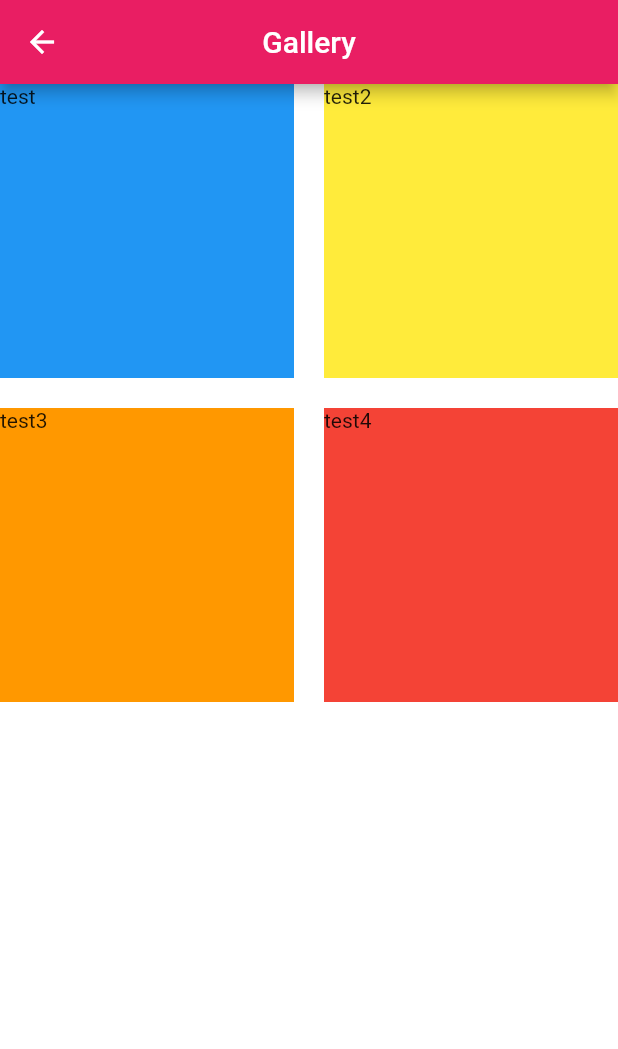
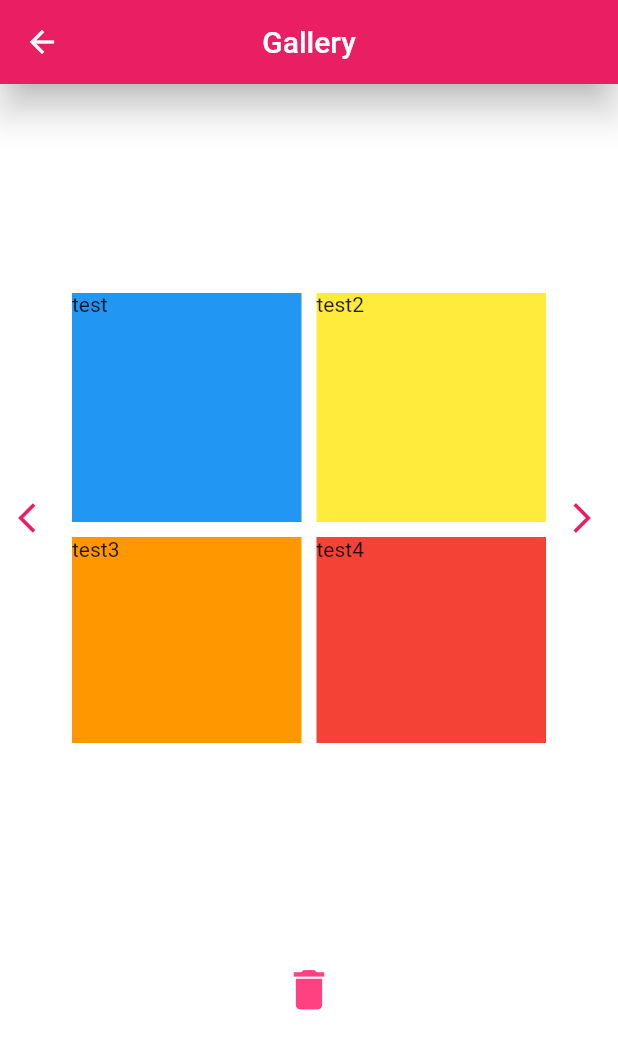
Before and after one commit to TheDechev/PicPick, a Flutter app: the screen it shows after launch, after a tap on "How To", on a phone screen of 412 x 824 dp. Shown: the top 1049 px of the screen. Run offline on Flutter 3.47's test engine with Material 2 defaults, Android fonts, the phone set to English and light mode, and no system bars; drawn by our look-alikes of badges; our stand-ins replace permission_handler; missing offline and left inert: local_image_provider, photo_gallery, positioned_tap_detector.

Commit message:
Tweaks to the gallery screen

```diff
--- a/lib/data/photo_repository.dart
+++ b/lib/data/photo_repository.dart
@@ -1,5 +1,6 @@
 import 'dart:io';
 
+import 'package:flutter/material.dart';
 import 'package:permission_handler/permission_handler.dart';
 import 'package:photo_gallery/photo_gallery.dart';
 
@@ -23,24 +24,33 @@ class PhotoGalleryRepository implements PhotoRepository {
   static List<Album> _albums;
   static bool isFirstLoad = true;
 
-  Future<List<File>> _imagesMediumListToFileList(
-      List<Medium> imagesMedia) async {
-    print("in _imagesMediumListToFileList");
+  Future<List<File>> _imagesPageToFileList(MediaPage imagesPage) async {
+    print("in _imagesPageToFileList");
 
-    if (imagesMedia.isEmpty) {
-      print("imagesMedia is empty for some reason, throwing exception");
-      throw Exception("imagesMedia is empty for some reason");
+    if (imagesPage.total == 0) {
+      throw Exception("imagesPage is empty for some reason");
     }
 
+    print("imagesPage total amount is: ${imagesPage.total}");
     List<File> imagesFileList = [];
-    for (var i = 0; i < imagesMedia.length; i++) {
-      File imageFile = await imagesMedia[i].getFile();
+    List<Medium> imagesMedium = imagesPage.items;
+    bool isFirstPage = true;
+    do {
+      if (!isFirstPage) {
+        imagesPage = await imagesPage.nextPage();
+      }
+
+      isFirstPage = false;
+
+      for (var i = 0; i < imagesMedium.length; i++) {
+        File imageFile = await imagesMedium[i].getFile();
         if (imageFile == null) {
           print("for some reason imageFile for i=$i is null");
           continue;
         }
         imagesFileList.add(imageFile);
       }
+    } while (!imagesPage.isLast);
 
     if (imagesFileList.isEmpty) {
       print("imagesFileList is empty for some reason, throwing exception");
@@ -52,7 +62,9 @@ class PhotoGalleryRepository implements PhotoRepository {
 
   @override
   Future<List<File>> fetchPhotoImages(int numImages) async {
+    if (!await Permission.storage.isGranted) {
       await Permission.storage.request();
+    }
 
     if (isFirstLoad) {
       _albums = await PhotoGallery.listAlbums(mediumType: MediumType.image);
@@ -64,12 +76,9 @@ class PhotoGalleryRepository implements PhotoRepository {
     List<File> imagesFile = [];
 
     for (var i = 0; i < _albums.length; i++) {
-      print("getting mediaPage for album 0");
-      //TODO: need to check all the pages in an album
-      //TODO: need to check the next album if all the pages are done
-      List<Medium> imagesMedia = (await _albums[i].listMedia()).items;
-      imagesFile = imagesFile + await _imagesMediumListToFileList(imagesMedia);
-      //TODO: need to actually make sure we fetch ONLY the amount required using the photo gallery package
+      print("getting mediaPage for album i=$i");
+      MediaPage imagesPage = (await _albums[i].listMedia());
+      imagesFile = imagesFile + await _imagesPageToFileList(imagesPage);
       if (imagesFile.length >= numImages) {
         print("got desired number of image files=$numImages");
         break;
@@ -77,10 +86,11 @@ class PhotoGalleryRepository implements PhotoRepository {
     }
 
     if (imagesFile.length < numImages) {
-      throw Exception(
-          "number of images retreived is less than the number required: $numImages");
+      print(
+          "requested numImages is lower than the actual number of images, returning actual number");
+      numImages = imagesFile.length;
     }
 
-    return imagesFile;
+    return imagesFile.sublist(0, numImages);
   }
 }
--- a/lib/screens/gallery_screen.dart
+++ b/lib/screens/gallery_screen.dart
@@ -1,7 +1,9 @@
 import 'dart:io';
 
+import 'package:badges/badges.dart';
 import 'package:flutter/material.dart';
 import 'package:picpick/data/photo_repository.dart';
+import 'package:picpick/utils/constants.dart';
 
 const int NUM_IMAGES_TO_SHOW = 4;
 
@@ -14,6 +16,8 @@ class GalleryScreen extends StatefulWidget {
 
 class _GalleryScreenState extends State<GalleryScreen> {
   final PhotoRepository photoRepo = PhotoGalleryRepository();
+  int _numItemsToDelete = 0;
+
   List<Widget> _gridChildren = [
     Container(
         decoration: BoxDecoration(color: Colors.blue), child: Text("test")),
@@ -38,13 +42,71 @@ class _GalleryScreenState extends State<GalleryScreen> {
         appBar: AppBar(
           title: Text('Gallery'),
           centerTitle: true,
+          elevation: 10,
         ),
         backgroundColor: Colors.white,
-        body: GridView.count(
-          crossAxisCount: 2,
-          mainAxisSpacing: 20,
-          crossAxisSpacing: 20,
-          children: _gridChildren,
+        body: Column(
+          mainAxisAlignment: MainAxisAlignment.spaceEvenly,
+          children: [
+            Row(
+              children: [
+                IconButton(
+                  onPressed: () {
+                    print("back button pressed");
+                  },
+                  icon: Icon(
+                    Icons.arrow_back_ios,
+                    color: Colors.pink,
+                  ),
+                ),
+                Expanded(
+                  child: Container(
+                    height: 300,
+                    width: 350,
+                    child: GridView.count(
+                      crossAxisCount: 2,
+                      crossAxisSpacing: 10,
+                      mainAxisSpacing: 10,
+                      children: _gridChildren,
+                    ),
+                  ),
+                ),
+                IconButton(
+                  onPressed: () {
+                    print("forward button pressed");
+                  },
+                  icon: Icon(
+                    Icons.arrow_forward_ios,
+                    color: Colors.pink,
+                  ),
+                ),
+              ],
+            ),
+            IconButton(
+              iconSize: 35,
+              onPressed: () {
+                print('trash pressed - emptying');
+                setState(() {
+                  _numItemsToDelete = 0;
+                });
+              },
+              icon: Badge(
+                showBadge: _numItemsToDelete > 0 ? true : false,
+                badgeColor: kBadgeColor,
+                animationType: BadgeAnimationType.slide,
+                badgeContent: Text(
+                  '$_numItemsToDelete',
+                  style: TextStyle(
+                    color: Colors.white,
+                  ),
+                ),
+                child: Icon(
+                  Icons.delete,
+                  color: Colors.pinkAccent,
+                ),
+              ),
+            ),
+          ],
         ));
   }
 
@@ -53,10 +115,13 @@ class _GalleryScreenState extends State<GalleryScreen> {
         await photoRepo.fetchPhotoImages(NUM_IMAGES_TO_SHOW);
     print("fetched a total of ${imageFiles.length} images");
     List<Widget> widgets = [];
-    for (var i = 0; i < NUM_IMAGES_TO_SHOW; i++) {
+    for (var i = 0; i < imageFiles.length; i++) {
       print("adding widget i=$i");
-      widgets.add(Container(
-        child: Image.file(imageFiles[i]),
+      widgets.add(ImageBox(
+        file: imageFiles[i],
+        onPress: () {
+          print("image pressed");
+        },
       ));
     }
 
@@ -65,3 +130,30 @@ class _GalleryScreenState extends State<GalleryScreen> {
     });
   }
 }
+
+class ImageBox extends StatelessWidget {
+  final File file;
+  final Function onPress;
+
+  ImageBox({@required this.file, @required this.onPress});
+
+  @override
+  Widget build(BuildContext context) {
+    return GestureDetector(
+      onTap: onPress,
+      child: Container(
+        decoration: BoxDecoration(
+          image: DecorationImage(
+            image:
+                (file == null) ? AssetImage(kDummyImageAsset) : FileImage(file),
+            fit: BoxFit.cover,
+          ),
+          color: Colors.yellow,
+          borderRadius: BorderRadius.all(
+            Radius.circular(10),
+          ),
+        ),
+      ),
+    );
+  }
+}
--- a/lib/screens/main_screen.dart
+++ b/lib/screens/main_screen.dart
@@ -8,8 +8,6 @@ import 'package:local_image_provider/local_image.dart';
 import 'package:picpick/utils/constants.dart';
 import 'package:positioned_tap_detector/positioned_tap_detector.dart';
 import 'package:local_image_provider/local_image_provider.dart' as lip;
-
-const dummyImage = 'images/profile.jpeg';
 
 class MainScreen extends StatefulWidget {
   static const RouteKey = '/main_screen';
@@ -104,12 +102,12 @@ class _MainScreenState extends State<MainScreen> {
   Widget _getCurrentImage() {
     return _loadedImages == null
         ? Image.asset(
-            dummyImage,
+            kDummyImageAsset,
             fit: BoxFit.contain,
           )
         : _loadedImages.isEmpty
             ? Image.asset(
-                dummyImage,
+                kDummyImageAsset,
                 fit: BoxFit.contain,
               )
             : Image(
--- a/lib/utils/constants.dart
+++ b/lib/utils/constants.dart
@@ -1,3 +1,5 @@
 import 'package:flutter/material.dart';
 
 final kBadgeColor = Colors.pink[200];
+const kDummyImageAsset =
+    'images/profile.jpeg'; //todo: change this to a generic missing image
```
Lines whose indentation alone changed are shown as unchanged.
